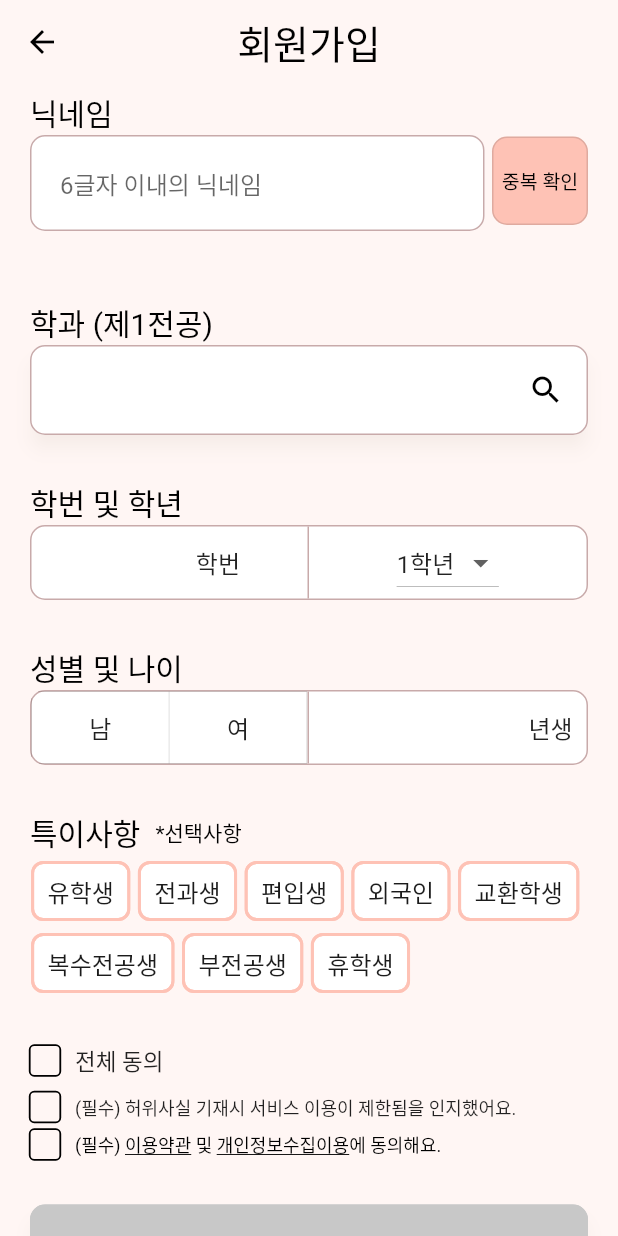
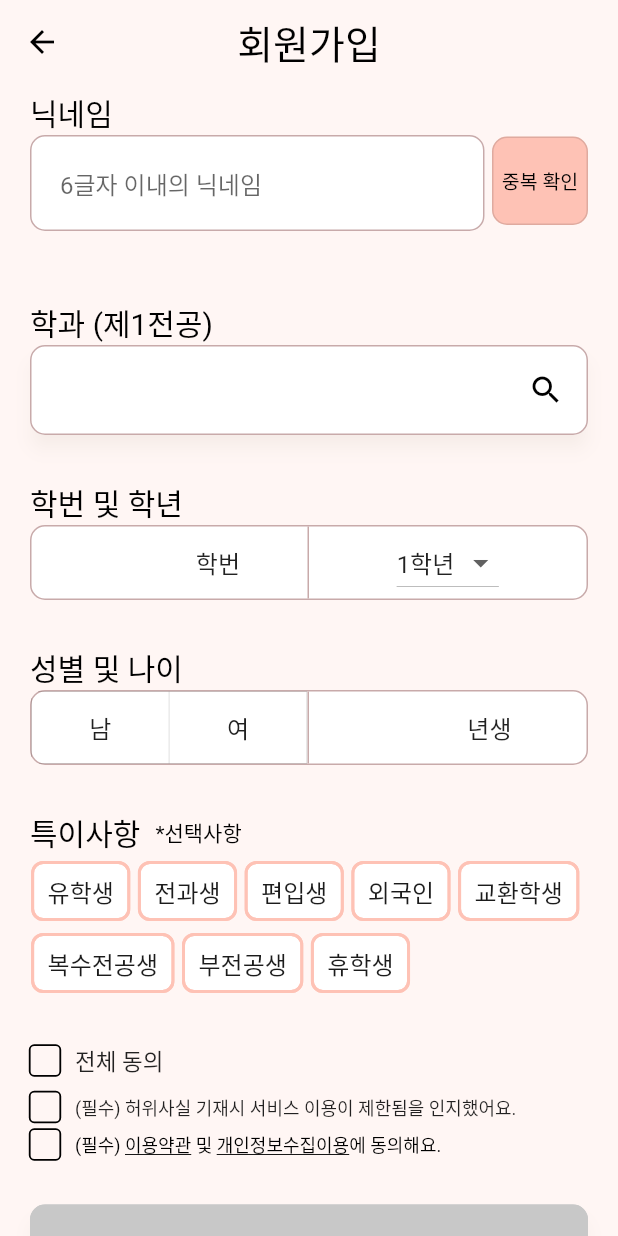
Before and after one commit to TEAM-LINRING/LINRING-FRONT, a Flutter app: the SignUpScreen screen opened by its route, scrolled down 576 dp, on a phone screen of 412 x 824 dp. Run offline on Flutter 3.47's test engine with Material 2 defaults, Android fonts, the phone set to English and light mode, and no system bars; our stand-ins replace carousel_slider, firebase_core, firebase_dynamic_links, flutter_dotenv, flutter_rating_bar, flutter_secure_storage; missing offline and left inert: omni_datetime_picker; accounts and stored records are empty; Roboto replaces fonts that are missing (Pretendard).

Commit message:
Refactor: 출생년도 입력필드 내부 수정
textAlign속성을 textAlign.end로 두고, 내부의 배치를 변경하며 전체적으로 리팩토링을했습니다.

```diff
--- a/lib/screens/signup_screen.dart
+++ b/lib/screens/signup_screen.dart
@@ -591,6 +591,7 @@ class _SignUpScreenState extends State<SignUpScreen> {
                             right: BorderSide(
                                 width: 1, color: Color(0xFFC8AAAA)))),
                     child: TextField(
+                      textAlign: TextAlign.center,
                       controller: studentNumberController,
                       keyboardType: TextInputType.number,
                       inputFormatters: [
@@ -604,7 +605,7 @@ class _SignUpScreenState extends State<SignUpScreen> {
                         errorBorder: InputBorder.none,
                         disabledBorder: InputBorder.none,
                         hintText: null,
-                        contentPadding: EdgeInsets.fromLTRB(65, 14, 0, 0),
+                        contentPadding: EdgeInsets.fromLTRB(65, 15, 0, 0),
                         suffixIcon: Padding(
                           padding: EdgeInsets.only(right: 45.0),
                           child: Align(
@@ -711,6 +712,7 @@ class _SignUpScreenState extends State<SignUpScreen> {
                     child: Padding(
                         padding: const EdgeInsets.fromLTRB(0, 0, 0, 0),
                         child: TextField(
+                          textAlign: TextAlign.end,
                           controller: birthController,
                           keyboardType: TextInputType.number,
                           inputFormatters: [
@@ -724,8 +726,10 @@ class _SignUpScreenState extends State<SignUpScreen> {
                             errorBorder: InputBorder.none,
                             disabledBorder: InputBorder.none,
                             hintText: null,
-                            contentPadding: EdgeInsets.fromLTRB(48, 15, 0, 0),
-                            suffixIcon: Align(
+                            contentPadding: EdgeInsets.only(top: 15),
+                            suffixIcon: Padding(
+                              padding: EdgeInsets.only(right: 50.0),
+                              child: Align(
                                 alignment: Alignment.center,
                                 widthFactor: 1.0,
                                 heightFactor: 1.0,
@@ -735,12 +739,13 @@ class _SignUpScreenState extends State<SignUpScreen> {
                                 ),
                               ),
                             ),
+                          ),
                           onChanged: (value) {
                             setState(() {
                               isSignUpButtonEnabled = checkFormValidity();
                             });
                           },
-                        )))
+                        ))),
               ],
             ),
           ),
```
Lines whose indentation alone changed are shown as unchanged.
